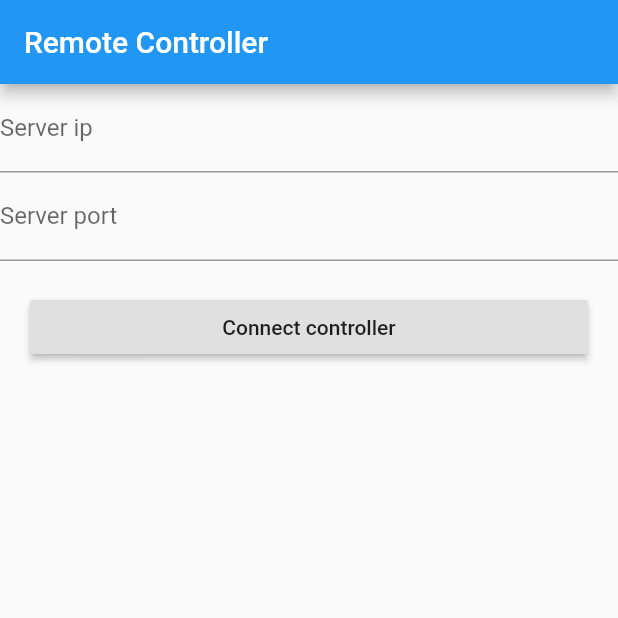
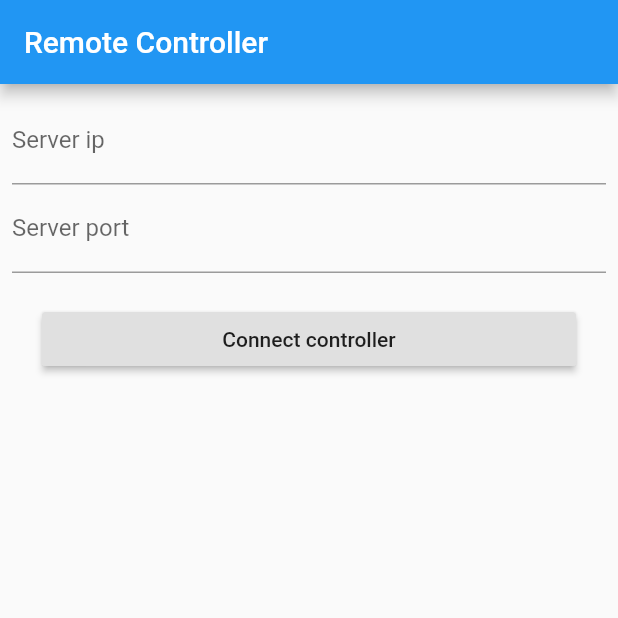
Before and after one commit to jrmo14/Remote-Gamepad, a Flutter app: the screen it shows after launch, on a phone screen of 412 x 824 dp, the top half of it. Run offline on Flutter 3.47's test engine with Material 2 defaults, Android fonts, the phone set to English and light mode, and no system bars; missing offline and left inert: grpc, protobuf.

Commit message:
minor changes

```diff
--- a/remote_gamepad_client/lib/main.dart
+++ b/remote_gamepad_client/lib/main.dart
@@ -53,7 +53,10 @@ class _HomePageState extends State<HomePage> {
           title: Text(this.title),
         ),
         body:
-            SafeArea(top: false, bottom: false, child: ServerForm(scaffoldKey)),
+            SafeArea(top: false, bottom: false, child: Padding(
+              padding: const EdgeInsets.all(8.0),
+              child: ServerForm(scaffoldKey),
+            )),
       ),
     );
   }
```
Also changed, not shown: 2 other files.
